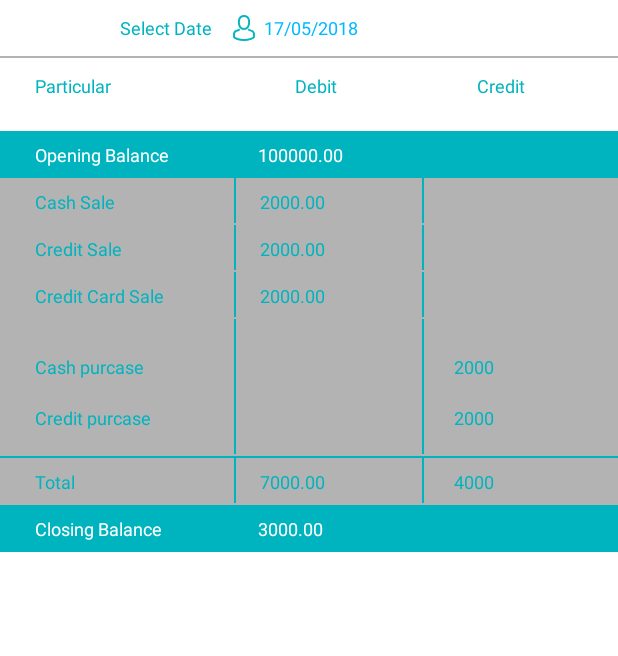
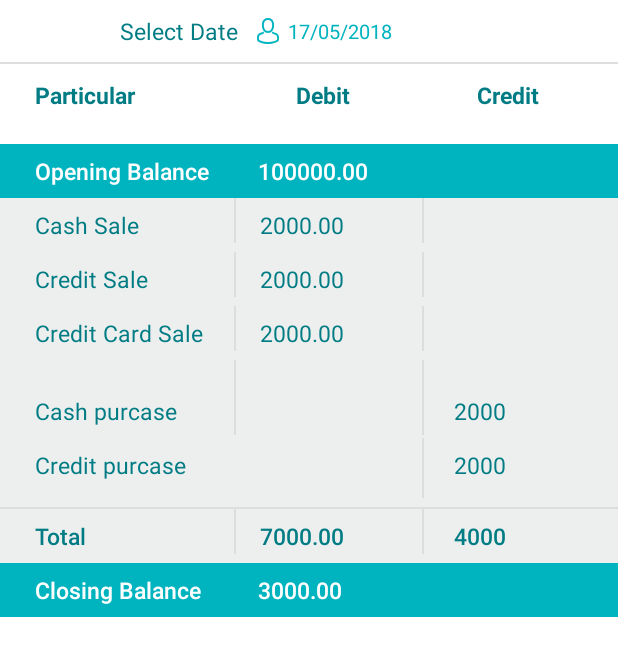
Before and after one commit to sandeepbahalkar123/pharmEasyRetailApp_repo, an Android app: the layout daybook.xml on its own in the app's theme, with its tools: preview values and no code run, on a phone screen of 412 x 824 dp. Shown: the top 656 px of the screen. Run offline under Robolectric (Android 15) with nearby library versions, the phone set to English and light mode, and no system bars.

Commit message:
add proper color combination for daybook xml file

```diff
--- a/app/src/main/res/layout/daybook.xml
+++ b/app/src/main/res/layout/daybook.xml
@@ -27,8 +27,8 @@
                 android:layout_weight="0.1"
                 android:fontFamily="@font/roboto_regular"
                 android:text="@string/select_date"
-                android:textColor="@color/themecolor"
-                android:textSize="@dimen/sp12" />
+                android:textColor="@color/dayBookTextColor"
+                android:textSize="@dimen/sp15" />
 
             <TextView
                 android:id="@+id/dateValue"
@@ -40,8 +40,8 @@
                 android:drawableLeft="@drawable/login_username"
                 android:drawablePadding="@dimen/dp6"
                 android:fontFamily="@font/roboto_regular"
-                android:textColor="@color/viewlinecolor"
-                android:textSize="@dimen/sp12"
+                android:textColor="@color/themecolor"
+                android:textSize="@dimen/sp13"
                 tools:text="17/05/2018" />
         </LinearLayout>
 
@@ -49,7 +49,7 @@
             android:layout_width="match_parent"
             android:layout_height="@dimen/dp1"
             android:layout_marginTop="@dimen/dp10"
-            android:background="@color/grey" />
+            android:background="@color/dividercolor" />
 
         <LinearLayout
             android:id="@+id/particularlayout"
@@ -65,30 +65,30 @@
                 android:layout_height="wrap_content"
                 android:layout_gravity="center"
                 android:layout_weight="0.8"
-                android:fontFamily="@font/roboto_regular"
+                android:fontFamily="@font/roboto_bold"
                 android:text="@string/particular"
-                android:textColor="@color/themecolor"
-                android:textSize="@dimen/sp12" />
+                android:textColor="@color/dayBookTextColor"
+                android:textSize="@dimen/sp15" />
 
             <TextView
                 android:layout_width="wrap_content"
                 android:layout_height="wrap_content"
                 android:paddingLeft="@dimen/dp23"
                 android:layout_weight="0.5"
-                android:fontFamily="@font/roboto_regular"
+                android:fontFamily="@font/roboto_bold"
                 android:text="@string/debit"
-                android:textColor="@color/themecolor"
-                android:textSize="@dimen/sp12" />
+                android:textColor="@color/dayBookTextColor"
+                android:textSize="@dimen/sp15" />
 
             <TextView
                 android:layout_width="wrap_content"
                 android:layout_height="wrap_content"
                 android:paddingLeft="@dimen/dp32"
                 android:layout_weight="0.5"
-                android:fontFamily="@font/roboto_regular"
+                android:fontFamily="@font/roboto_bold"
                 android:text="@string/credit"
-                android:textColor="@color/themecolor"
-                android:textSize="@dimen/sp12" />
+                android:textColor="@color/dayBookTextColor"
+                android:textSize="@dimen/sp15" />
         </LinearLayout>
 
         <LinearLayout
@@ -106,10 +106,10 @@
                 android:paddingTop="@dimen/dp7"
                 android:layout_marginLeft="@dimen/dp23"
                 android:layout_weight="0.4"
-                android:fontFamily="@font/roboto_regular"
+                android:fontFamily="@font/roboto_medium"
                 android:text="@string/openingBalance"
                 android:textColor="@color/white"
-                android:textSize="@dimen/sp12" />
+                android:textSize="@dimen/sp15" />
 
             <TextView
                 android:id="@+id/openingbalnaceDebitValue"
@@ -117,9 +117,9 @@
                 android:layout_height="wrap_content"
                 android:layout_marginLeft="@dimen/dp16"
                 android:layout_weight="0.6"
-                android:fontFamily="@font/roboto_regular"
+                android:fontFamily="@font/roboto_medium"
                 android:textColor="@color/white"
-                android:textSize="@dimen/sp12"
+                android:textSize="@dimen/sp15"
                 tools:text="100000.00" />
 
             <TextView
@@ -128,9 +128,9 @@
                 android:layout_height="wrap_content"
                 android:layout_weight="0.8"
                 android:paddingLeft="@dimen/dp20"
-                android:fontFamily="@font/roboto_regular"
+                android:fontFamily="@font/roboto_medium"
                 android:textColor="@color/white"
-                android:textSize="@dimen/sp12"
+                android:textSize="@dimen/sp15"
                 tools:text="" />
         </LinearLayout>
 
@@ -138,7 +138,7 @@
         <LinearLayout
             android:layout_width="match_parent"
             android:layout_height="wrap_content"
-            android:background="@color/grey"
+            android:background="@color/daybooklightgreycolor"
             android:orientation="horizontal">
 
             <TextView
@@ -150,13 +150,13 @@
                 android:paddingBottom="@dimen/dp7"
                 android:paddingTop="@dimen/dp7"
                 android:text="@string/cashSale"
-                android:textColor="@color/themecolor"
-                android:textSize="@dimen/sp12" />
+                android:textColor="@color/dayBookTextColor"
+                android:textSize="@dimen/sp15" />
 
             <View
                 android:layout_width="@dimen/dp1"
                 android:layout_height="@dimen/dp30"
-                android:background="@color/themecolor" />
+                android:background="@color/dividercolor" />
 
             <TextView
                 android:id="@+id/cashsaleDebitValue"
@@ -165,13 +165,13 @@
                 android:layout_marginLeft="@dimen/dp16"
                 android:layout_weight="0.6"
                 android:fontFamily="@font/roboto_regular"
-                android:textColor="@color/themecolor"
-                android:textSize="@dimen/sp12"
+                android:textColor="@color/dayBookTextColor"
+                android:textSize="@dimen/sp15"
                 tools:text="2000.00" />
             <View
                 android:layout_width="@dimen/dp1"
                 android:layout_height="@dimen/dp30"
-                android:background="@color/themecolor" />
+                android:background="@color/dividercolor" />
 
             <TextView
                 android:id="@+id/cashsaleCreditValue"
@@ -180,15 +180,15 @@
                 android:layout_weight="0.8"
                 android:paddingLeft="@dimen/dp20"
                 android:fontFamily="@font/roboto_regular"
-                android:textColor="@color/themecolor"
-                android:textSize="@dimen/sp12"
+                android:textColor="@color/dayBookTextColor"
+                android:textSize="@dimen/sp15"
                 tools:text="" />
         </LinearLayout>
 
         <LinearLayout
             android:layout_width="match_parent"
             android:layout_height="wrap_content"
-            android:background="@color/grey"
+            android:background="@color/daybooklightgreycolor"
             android:orientation="horizontal">
 
             <TextView
@@ -200,13 +200,13 @@
                 android:paddingBottom="@dimen/dp7"
                 android:paddingTop="@dimen/dp7"
                 android:text="@string/creditSale"
-                android:textColor="@color/themecolor"
-                android:textSize="@dimen/sp12" />
+                android:textColor="@color/dayBookTextColor"
+                android:textSize="@dimen/sp15" />
 
             <View
                 android:layout_width="@dimen/dp1"
                 android:layout_height="@dimen/dp30"
-                android:background="@color/themecolor" />
+                android:background="@color/dividercolor" />
 
             <TextView
                 android:id="@+id/creditsaleDebitValue"
@@ -215,13 +215,13 @@
                 android:layout_marginLeft="@dimen/dp16"
                 android:layout_weight="0.6"
                 android:fontFamily="@font/roboto_regular"
-                android:textColor="@color/themecolor"
-                android:textSize="@dimen/sp12"
+                android:textColor="@color/dayBookTextColor"
+                android:textSize="@dimen/sp15"
                 tools:text="2000.00" />
             <View
                 android:layout_width="@dimen/dp1"
                 android:layout_height="@dimen/dp30"
-                android:background="@color/themecolor" />
+                android:background="@color/dividercolor" />
 
             <TextView
                 android:id="@+id/creditsaleCreditValue"
@@ -230,15 +230,15 @@
                 android:layout_weight="0.8"
                 android:paddingLeft="@dimen/dp20"
                 android:fontFamily="@font/roboto_regular"
-                android:textColor="@color/themecolor"
-                android:textSize="@dimen/sp12"
+                android:textColor="@color/dayBookTextColor"
+                android:textSize="@dimen/sp15"
                 tools:text="" />
         </LinearLayout>
 
         <LinearLayout
             android:layout_width="match_parent"
             android:layout_height="wrap_content"
-            android:background="@color/grey"
+            android:background="@color/daybooklightgreycolor"
             android:orientation="horizontal">
 
             <TextView
@@ -250,13 +250,13 @@
                 android:paddingBottom="@dimen/dp7"
                 android:paddingTop="@dimen/dp7"
                 android:text="@string/creditCardSale"
-                android:textColor="@color/themecolor"
-                android:textSize="@dimen/sp12" />
+                android:textColor="@color/dayBookTextColor"
+                android:textSize="@dimen/sp15" />
 
             <View
                 android:layout_width="@dimen/dp1"
                 android:layout_height="@dimen/dp30"
-                android:background="@color/themecolor" />
+                android:background="@color/dividercolor" />
 
             <TextView
                 android:id="@+id/creditcardsaleDebitValue"
@@ -265,13 +265,13 @@
                 android:layout_marginLeft="@dimen/dp16"
                 android:layout_weight="0.6"
                 android:fontFamily="@font/roboto_regular"
-                android:textColor="@color/themecolor"
-                android:textSize="@dimen/sp12"
+                android:textColor="@color/dayBookTextColor"
+                android:textSize="@dimen/sp15"
                 tools:text="2000.00" />
             <View
                 android:layout_width="@dimen/dp1"
                 android:layout_height="@dimen/dp30"
-                android:background="@color/themecolor" />
+                android:background="@color/dividercolor" />
 
             <TextView
                 android:id="@+id/creditcardsaleCreditValue"
@@ -280,15 +280,15 @@
                 android:layout_weight="0.8"
                 android:paddingLeft="@dimen/dp20"
                 android:fontFamily="@font/roboto_regular"
-                android:textColor="@color/themecolor"
-                android:textSize="@dimen/sp12"
+                android:textColor="@color/dayBookTextColor"
+                android:textSize="@dimen/sp15"
                 tools:text="" />
         </LinearLayout>
 
         <LinearLayout
             android:layout_width="match_parent"
             android:layout_height="wrap_content"
-            android:background="@color/grey"
+            android:background="@color/daybooklightgreycolor"
             android:orientation="horizontal">
 
             <TextView
@@ -300,13 +300,13 @@
                 android:paddingBottom="@dimen/dp7"
                 android:paddingTop="@dimen/dp23"
                 android:text="@string/cashPurchase"
-                android:textColor="@color/themecolor"
-                android:textSize="@dimen/sp12" />
+                android:textColor="@color/dayBookTextColor"
+                android:textSize="@dimen/sp15" />
 
             <View
                 android:layout_width="@dimen/dp1"
                 android:layout_height="@dimen/dp50"
-                android:background="@color/themecolor" />
+                android:background="@color/dividercolor" />
 
             <TextView
                 android:id="@+id/cashPurchaseDebitValue"
@@ -315,13 +315,13 @@
                 android:layout_marginLeft="@dimen/dp16"
                 android:layout_weight="0.6"
                 android:fontFamily="@font/roboto_regular"
-                android:textColor="@color/themecolor"
-                android:textSize="@dimen/sp12"
+                android:textColor="@color/dayBookTextColor"
+                android:textSize="@dimen/sp15"
                 tools:text="" />
             <View
                 android:layout_width="@dimen/dp1"
                 android:layout_height="@dimen/dp50"
-                android:background="@color/themecolor" />
+                android:background="@color/dividercolor" />
 
             <TextView
                 android:id="@+id/cashPurchaseCreditValue"
@@ -330,15 +330,15 @@
                 android:layout_weight="0.8"
                 android:paddingLeft="@dimen/dp20"
                 android:fontFamily="@font/roboto_regular"
-                android:textColor="@color/themecolor"
-                android:textSize="@dimen/sp12"
+                android:textColor="@color/dayBookTextColor"
+                android:textSize="@dimen/sp15"
                 tools:text="2000" />
         </LinearLayout>
 
         <LinearLayout
             android:layout_width="match_parent"
             android:layout_height="wrap_content"
-            android:background="@color/grey"
+            android:background="@color/daybooklightgreycolor"
             android:orientation="horizontal">
 
             <TextView
@@ -350,13 +350,13 @@
                 android:paddingBottom="@dimen/dp17"
                 android:paddingTop="@dimen/dp7"
                 android:text="@string/creditPurchase"
-                android:textColor="@color/themecolor"
-                android:textSize="@dimen/sp12" />
+                android:textColor="@color/dayBookTextColor"
+                android:textSize="@dimen/sp15" />
 
             <View
                 android:layout_width="@dimen/dp1"
                 android:layout_height="@dimen/dp40"
-                android:background="@color/themecolor" />
+                android:background="@color/daybooklightgreycolor" />
 
             <TextView
                 android:id="@+id/creditPurchaseDebitValue"
@@ -365,13 +365,13 @@
                 android:layout_marginLeft="@dimen/dp16"
                 android:layout_weight="0.6"
                 android:fontFamily="@font/roboto_regular"
-                android:textColor="@color/themecolor"
-                android:textSize="@dimen/sp12"
+                android:textColor="@color/dayBookTextColor"
+                android:textSize="@dimen/sp15"
                 tools:text="" />
             <View
                 android:layout_width="@dimen/dp1"
                 android:layout_height="@dimen/dp40"
-                android:background="@color/themecolor" />
+                android:background="@color/dividercolor" />
 
             <TextView
                 android:id="@+id/creditPurchaseCreditValue"
@@ -380,27 +380,27 @@
                 android:layout_weight="0.8"
                 android:paddingLeft="@dimen/dp20"
                 android:fontFamily="@font/roboto_regular"
-                android:textColor="@color/themecolor"
-                android:textSize="@dimen/sp12"
+                android:textColor="@color/dayBookTextColor"
+                android:textSize="@dimen/sp15"
                 tools:text="2000" />
         </LinearLayout>
 
         <LinearLayout
             android:layout_width="match_parent"
             android:layout_height="wrap_content"
-            android:background="@color/grey"
+            android:background="@color/daybooklightgreycolor"
             android:orientation="horizontal">
 
             <View
                 android:layout_width="match_parent"
                 android:layout_height="@dimen/dp1"
-                android:background="@color/themecolor" />
+                android:background="@color/dividercolor" />
         </LinearLayout>
 
         <LinearLayout
             android:layout_width="match_parent"
             android:layout_height="wrap_content"
-            android:background="@color/grey"
+            android:background="@color/daybooklightgreycolor"
             android:orientation="horizontal">
 
             <TextView
@@ -408,17 +408,17 @@
                 android:layout_height="wrap_content"
                 android:layout_marginLeft="@dimen/dp23"
                 android:layout_weight="0.4"
-                android:fontFamily="@font/roboto_regular"
+                android:fontFamily="@font/roboto_medium"
                 android:paddingBottom="@dimen/dp7"
                 android:paddingTop="@dimen/dp7"
                 android:text="@string/total"
-                android:textColor="@color/themecolor"
-                android:textSize="@dimen/sp12" />
+                android:textColor="@color/dayBookTextColor"
+                android:textSize="@dimen/sp15" />
 
             <View
                 android:layout_width="@dimen/dp1"
                 android:layout_height="@dimen/dp30"
-                android:background="@color/themecolor" />
+                android:background="@color/dividercolor" />
 
             <TextView
                 android:id="@+id/totalDebitValue"
@@ -426,14 +426,14 @@
                 android:layout_height="wrap_content"
                 android:layout_marginLeft="@dimen/dp16"
                 android:layout_weight="0.6"
-                android:fontFamily="@font/roboto_regular"
-                android:textColor="@color/themecolor"
-                android:textSize="@dimen/sp12"
+                android:fontFamily="@font/roboto_medium"
+                android:textColor="@color/dayBookTextColor"
+                android:textSize="@dimen/sp15"
                 tools:text="7000.00" />
             <View
                 android:layout_width="@dimen/dp1"
                 android:layout_height="@dimen/dp30"
-                android:background="@color/themecolor" />
+                android:background="@color/dividercolor" />
 
             <TextView
                 android:id="@+id/totalCreditValue"
@@ -441,9 +441,9 @@
                 android:layout_height="wrap_content"
                 android:layout_weight="0.8"
                 android:paddingLeft="@dimen/dp20"
-                android:fontFamily="@font/roboto_regular"
-                android:textColor="@color/themecolor"
-                android:textSize="@dimen/sp12"
+                android:fontFamily="@font/roboto_medium"
+                android:textColor="@color/dayBookTextColor"
+                android:textSize="@dimen/sp15"
                 tools:text="4000" />
         </LinearLayout>
 
@@ -458,12 +458,12 @@
                 android:layout_height="wrap_content"
                 android:layout_marginLeft="@dimen/dp23"
                 android:layout_weight="0.4"
-                android:fontFamily="@font/roboto_regular"
+                android:fontFamily="@font/roboto_medium"
                 android:paddingBottom="@dimen/dp7"
                 android:paddingTop="@dimen/dp7"
                 android:text="@string/closingBalance"
                 android:textColor="@color/white"
-                android:textSize="@dimen/sp12" />
+                android:textSize="@dimen/sp15" />
 
 
 
@@ -473,9 +473,9 @@
                 android:layout_height="wrap_content"
                 android:layout_marginLeft="@dimen/dp16"
                 android:layout_weight="0.6"
-                android:fontFamily="@font/roboto_regular"
+                android:fontFamily="@font/roboto_medium"
                 android:textColor="@color/white"
-                android:textSize="@dimen/sp12"
+                android:textSize="@dimen/sp15"
                 tools:text="3000.00" />
 
 
@@ -485,9 +485,9 @@
                 android:layout_height="wrap_content"
                 android:layout_weight="0.8"
                 android:paddingLeft="@dimen/dp20"
-                android:fontFamily="@font/roboto_regular"
+                android:fontFamily="@font/roboto_medium"
                 android:textColor="@color/white"
-                android:textSize="@dimen/sp12"
+                android:textSize="@dimen/sp15"
                 tools:text="" />
         </LinearLayout>
 
--- a/app/src/main/res/values/colors.xml
+++ b/app/src/main/res/values/colors.xml
@@ -14,6 +14,11 @@
     <color name="themecolor">#00b4bf</color>
     <color name="viewlinecolor">#00baff</color>
     <color name="transparent">#00000000</color>
+    <color name="dividercolor">#dddddd</color>
+    <color name="dayBookTextColor">#017c84</color>
+    <color name="daybooklightgreycolor">#edefee</color>
+
+
 
 
     <!--// DMS //-->
```
